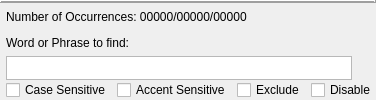
Qt form programs/KJVCanOpener/KJVSearchPhraseEdit.ui (dewhisna/KingJamesPureBibleSearch) before a commit.
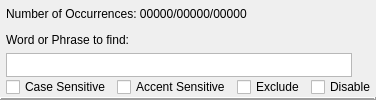
The same form after that commit. Icons and pictures are not drawn. Custom widgets are drawn as their Qt base class.

Commit message: Added large "Add Phrase to Search Criteria" button beneath the SearchPhrases to make it easier for people to find and figure out how to add new search phrases.  Moved the separator line between them to be on the bottom of the SearchPhrase widget rather than on top, so we can have it enabled all the time and have a separator between the new button and the last phrase (sort of obsoletes the need to turn the separator on/off).

What changed in the file:
```diff
--- a/programs/KJVCanOpener/KJVSearchPhraseEdit.ui
+++ b/programs/KJVCanOpener/KJVSearchPhraseEdit.ui
@@ -43,19 +43,6 @@
    <property name="margin">
     <number>0</number>
    </property>
-   <item>
-    <widget class="QFrame" name="lineSeparator">
-     <property name="frameShape">
-      <enum>QFrame::HLine</enum>
-     </property>
-     <property name="frameShadow">
-      <enum>QFrame::Raised</enum>
-     </property>
-     <property name="lineWidth">
-      <number>2</number>
-     </property>
-    </widget>
-   </item>
    <item>
     <layout class="QHBoxLayout" name="horizontalLayout_3">
      <property name="spacing">
@@ -421,6 +408,19 @@
      </item>
     </layout>
    </item>
+   <item>
+	<widget class="QFrame" name="lineSeparator">
+	 <property name="frameShape">
+	  <enum>QFrame::HLine</enum>
+	 </property>
+	 <property name="frameShadow">
+	  <enum>QFrame::Raised</enum>
+	 </property>
+	 <property name="lineWidth">
+	  <number>2</number>
+	 </property>
+	</widget>
+   </item>
   </layout>
  </widget>
  <customwidgets>
```
The commit also changes 2 other files.
